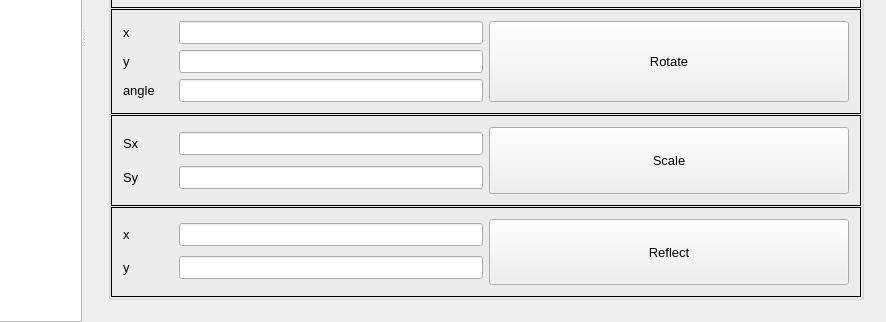
giahuyng98/computer-graphics, file window.ui: the form before one commit; both pictures show x 372 to 1258 and y 330 to 652 of the 1258 by 652 pixel window.
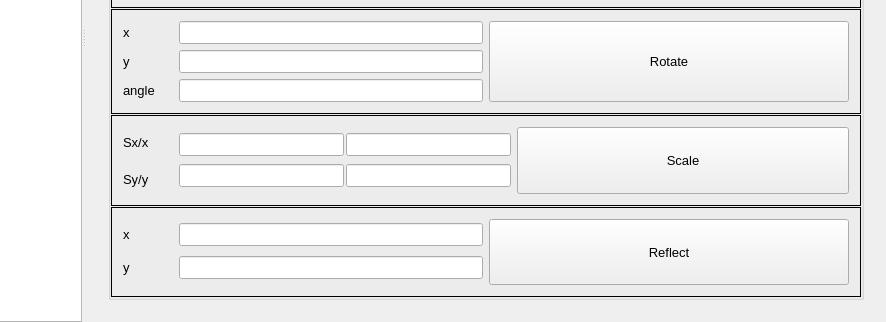
The form after the commit. Icons and pictures are not drawn.

```diff
--- a/window.ui
+++ b/window.ui
@@ -908,29 +908,13 @@
                         </size>
                        </property>
                        <property name="text">
-                        <string>Sx</string>
+                        <string>Sx/x</string>
                        </property>
                        <property name="indent">
                         <number>0</number>
                        </property>
                       </widget>
                      </item>
-                     <item row="0" column="1">
-                      <widget class="QLineEdit" name="sxScale">
-                       <property name="sizePolicy">
-                        <sizepolicy hsizetype="Preferred" vsizetype="Fixed">
-                         <horstretch>0</horstretch>
-                         <verstretch>0</verstretch>
-                        </sizepolicy>
-                       </property>
-                       <property name="inputMask">
-                        <string/>
-                       </property>
-                       <property name="placeholderText">
-                        <string/>
-                       </property>
-                      </widget>
-                     </item>
                      <item row="1" column="0">
                       <widget class="QLabel" name="label_4">
                        <property name="sizePolicy">
@@ -952,17 +936,60 @@
                         </size>
                        </property>
                        <property name="text">
-                        <string>Sy</string>
+                        <string>Sy/y</string>
                        </property>
                        <property name="indent">
                         <number>0</number>
                        </property>
                       </widget>
                      </item>
-                     <item row="1" column="1">
+                    </layout>
+                   </item>
+                   <item>
+                    <layout class="QGridLayout" name="gridLayout_8">
+                     <property name="spacing">
+                      <number>2</number>
+                     </property>
+                     <item row="0" column="1">
+                      <widget class="QLineEdit" name="scaleX">
+                       <property name="sizePolicy">
+                        <sizepolicy hsizetype="Ignored" vsizetype="Fixed">
+                         <horstretch>0</horstretch>
+                         <verstretch>0</verstretch>
+                        </sizepolicy>
+                       </property>
+                      </widget>
+                     </item>
+                     <item row="0" column="0">
+                      <widget class="QLineEdit" name="sxScale">
+                       <property name="sizePolicy">
+                        <sizepolicy hsizetype="Ignored" vsizetype="Fixed">
+                         <horstretch>0</horstretch>
+                         <verstretch>0</verstretch>
+                        </sizepolicy>
+                       </property>
+                       <property name="inputMask">
+                        <string/>
+                       </property>
+                       <property name="placeholderText">
+                        <string/>
+                       </property>
+                      </widget>
+                     </item>
+                     <item row="1" column="0">
                       <widget class="QLineEdit" name="syScale">
                        <property name="sizePolicy">
-                        <sizepolicy hsizetype="Preferred" vsizetype="Fixed">
+                        <sizepolicy hsizetype="Ignored" vsizetype="Fixed">
+                         <horstretch>0</horstretch>
+                         <verstretch>0</verstretch>
+                        </sizepolicy>
+                       </property>
+                      </widget>
+                     </item>
+                     <item row="1" column="1">
+                      <widget class="QLineEdit" name="scaleY">
+                       <property name="sizePolicy">
+                        <sizepolicy hsizetype="Ignored" vsizetype="Fixed">
                          <horstretch>0</horstretch>
                          <verstretch>0</verstretch>
                         </sizepolicy>
@@ -974,7 +1001,7 @@
                    <item>
                     <widget class="QPushButton" name="scaleBtn">
                      <property name="sizePolicy">
-                      <sizepolicy hsizetype="Minimum" vsizetype="Preferred">
+                      <sizepolicy hsizetype="Preferred" vsizetype="Preferred">
                        <horstretch>0</horstretch>
                        <verstretch>0</verstretch>
                       </sizepolicy>
```
Left out of the diff: 10 changed lines with no effect on the pictures.
